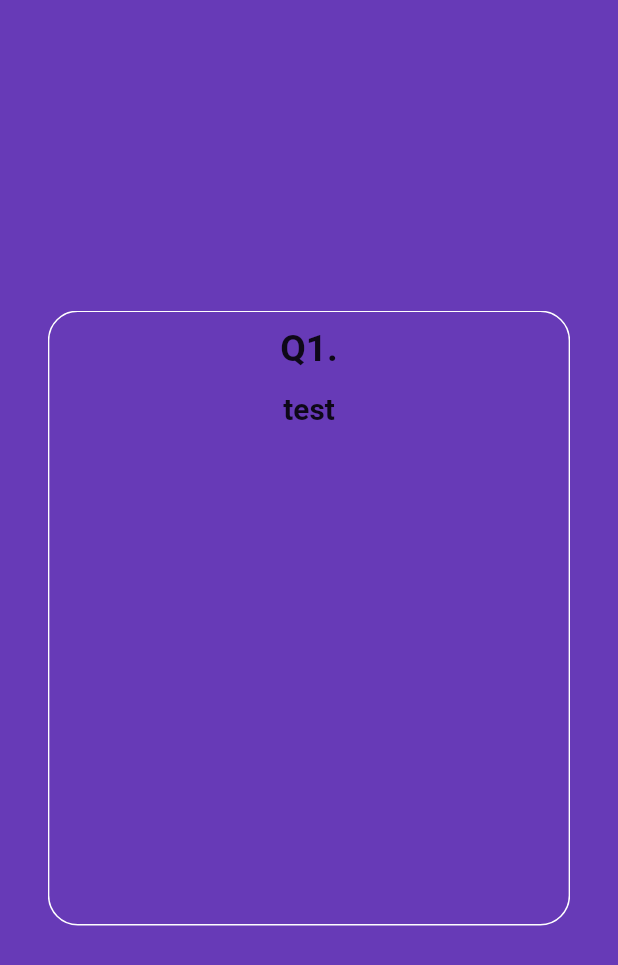
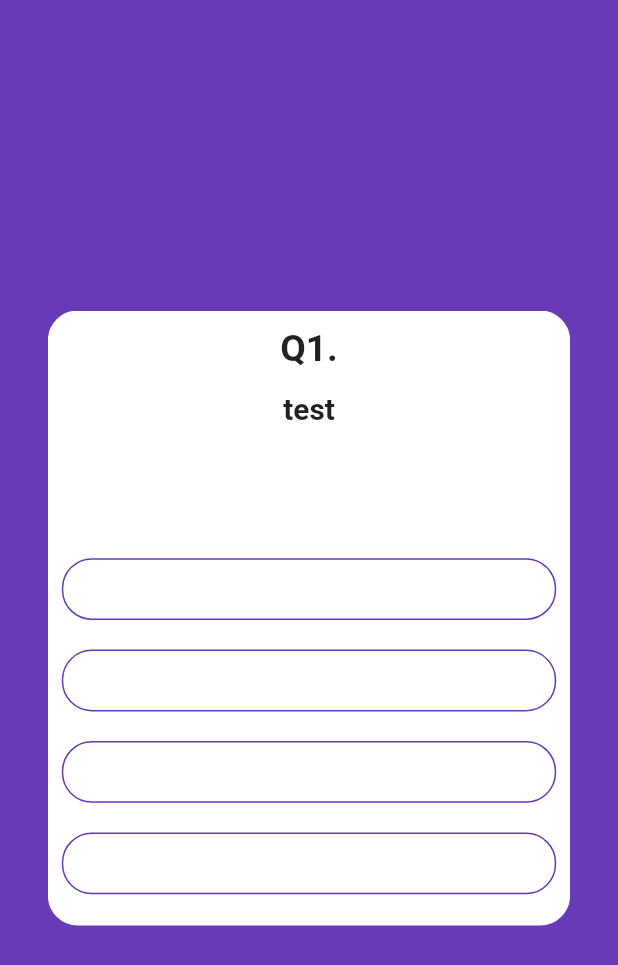
Before and after one commit to parkwonhui/flutter_quiz_app, a Flutter app: the screen it shows after launch, after a tap on "지금 퀴즈 풀기", on a phone screen of 412 x 824 dp. Shown: the top 965 px of the screen. Run offline on Flutter 3.47's test engine with Material 2 defaults, Android fonts, the phone set to English and light mode, and no system bars; drawn by our look-alikes of auto_size_text; our stand-ins replace flutter_swiper.

Commit message:
add: 문제 버튼 추가(색상 수정해야함)

```diff
--- a/lib/screen/screen_quiz.dart
+++ b/lib/screen/screen_quiz.dart
@@ -1,6 +1,7 @@
 import 'package:auto_size_text/auto_size_text.dart';
 import 'package:flutter/material.dart';
 import 'package:flutter_quiz_app/model/model_quiz.dart';
+import 'package:flutter_quiz_app/widget/widget_candidate.dart';
 import 'package:flutter_swiper/flutter_swiper.dart';
 
 class QuizScreen extends StatefulWidget {
@@ -46,9 +47,9 @@ class _QuizScreenState extends State<QuizScreen> {
   Widget _buildQuizCard(Quiz quiz, double width, double height) {
     return Container(
       decoration: BoxDecoration(
-        borderRadius: BorderRadius.circular(20),
-        border: Border.all(color: Colors.white),
-      ),
+          borderRadius: BorderRadius.circular(20),
+          border: Border.all(color: Colors.white),
+          color: Colors.white),
       child: Column(
         children: <Widget>[
           Container(
@@ -67,9 +68,43 @@ class _QuizScreenState extends State<QuizScreen> {
                   textAlign: TextAlign.center,
                   maxLines: 2,
                   style: TextStyle(
-                      fontSize: width * 0.048, fontWeight: FontWeight.bold)))
+                      fontSize: width * 0.048, fontWeight: FontWeight.bold))),
+          Expanded(
+            child: Container(),
+          ),
+          Column(
+            children: _buildCandidates(width, quiz),
+          )
         ],
       ),
     );
   }
+
+  List<Widget> _buildCandidates(double width, Quiz quiz) {
+    List<Widget> _children = [];
+    for (int i = 0; i < 4; i++) {
+      _children.add(CandWidget(
+          index: i,
+          text: quiz.candidates[i],
+          width: width,
+          answerState: _answerState[i],
+          tap: () {
+            setState(() {
+              for (int j = 0; j < 4; ++j) {
+                if (j == i) {
+                  _answerState[j] = true;
+                  _answers[_currentIndex] = j;
+                } else {
+                  _answerState[j] = false;
+                }
+              }
+            });
+          }));
+      _children.add(Padding(
+        padding: EdgeInsets.all(width * 0.024),
+      ));
+    }
+
+    return _children;
+  }
 }
--- a/lib/widget/widget_candidate.dart
+++ b/lib/widget/widget_candidate.dart
@@ -1,4 +1,5 @@
 import 'package:flutter/material.dart';
+import 'package:flutter/rendering.dart';
 
 class CandWidget extends StatefulWidget {
   VoidCallback tap;
@@ -8,7 +9,36 @@ class CandWidget extends StatefulWidget {
   bool answerState;
 
   CandWidget({this.tap, this.index, this.width, this.text, this.answerState});
-  //_CandWidgetState createState() => _CandWidgetState();
+  _CandWidgetState createState() => _CandWidgetState();
 }
 
-//class _CandWidgetState
+class _CandWidgetState extends State<CandWidget> {
+  @override
+  Widget build(BuildContext context) {
+    return Container(
+      width: widget.width * 0.8,
+      height: widget.width * 0.1,
+      padding: EdgeInsets.fromLTRB(widget.width * 0.048, widget.width * 0.024,
+          widget.width * 0.048, widget.width),
+      decoration: BoxDecoration(
+        borderRadius: BorderRadius.circular(20),
+        border: Border.all(color: Colors.deepPurple),
+        color: widget.answerState ? Colors.deepPurple : Colors.white,
+      ),
+      child: InkWell(
+        child: Text(
+          widget.text,
+          style: TextStyle(
+              fontSize: widget.width * 0.035,
+              color: widget.answerState ? Colors.red : Colors.black),
+        ),
+        onTap: () {
+          setState(() {
+            widget.tap();
+            widget.answerState = !widget.answerState;
+          });
+        },
+      ),
+    );
+  }
+}
```
